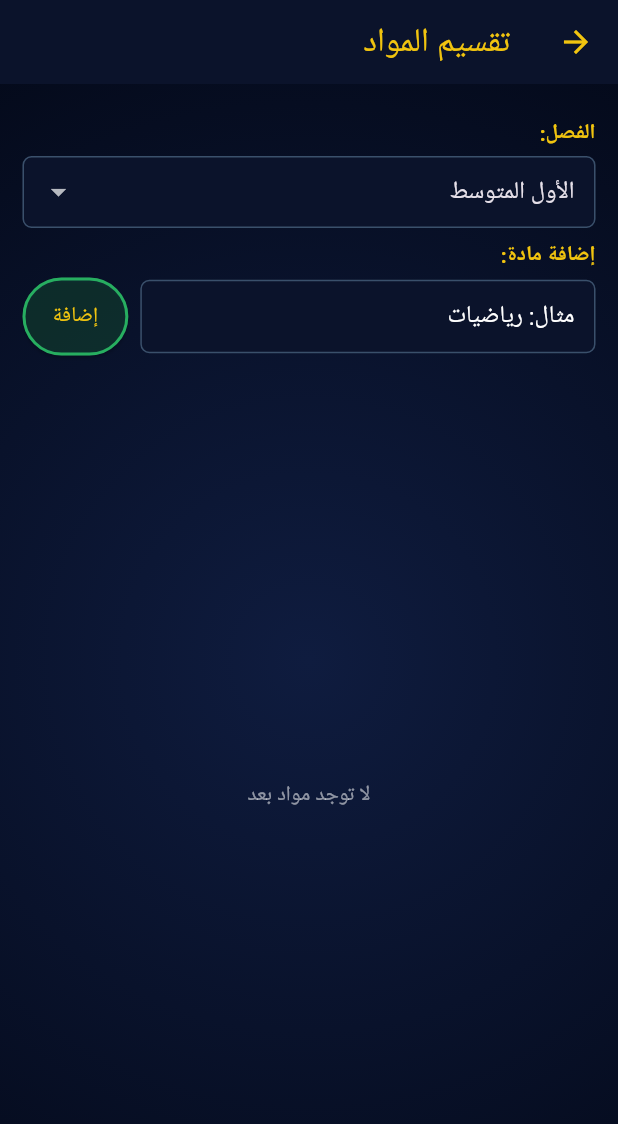
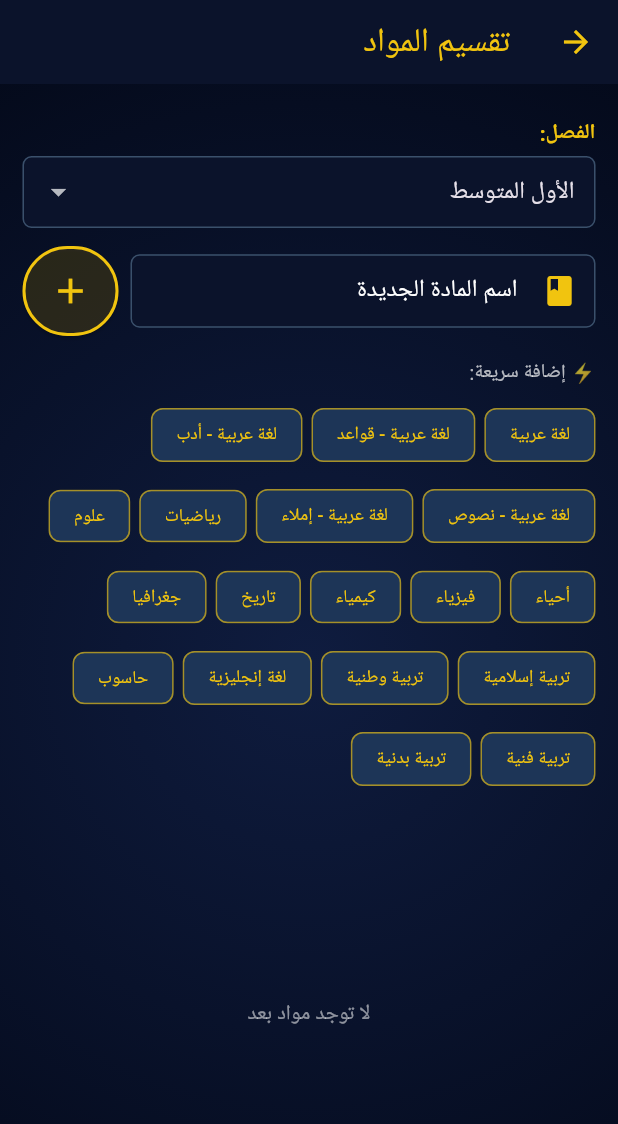
Before and after one commit to alfadniahapp-art/fadnia-school-app, a Flutter app: the SubjectsScreen screen opened directly, on a phone screen of 412 x 824 dp. Shown: the top 1124 px of the screen. Run offline on Flutter 3.47's test engine with Material 3 defaults, Android fonts, the light colour scheme and no system bars; our stand-ins replace file_picker, fl_chart, flutter_local_notifications, google_fonts, image_picker, pdf and 4 more; missing offline and left inert: excel; accounts and stored records are empty; Roboto replaces fonts that are missing (Changa).

Commit message:
Update subjects_screen.dart

```diff
--- a/lib/screens/subjects_screen.dart
+++ b/lib/screens/subjects_screen.dart
@@ -1,6 +1,7 @@
 import 'package:flutter/material.dart';
 import 'package:provider/provider.dart';
 import '../models/school_data.dart';
+import '../models/settings.dart';
 import '../theme/app_theme.dart';
 import '../widgets/common_widgets.dart';
 
@@ -14,18 +15,41 @@ class _SubjectsScreenState extends State<SubjectsScreen> {
   String? _cls;
   final _subjCtrl = TextEditingController();
 
+  static const _quickSubjects = [
+    'لغة عربية',
+    'لغة عربية - قواعد',
+    'لغة عربية - أدب',
+    'لغة عربية - نصوص',
+    'لغة عربية - إملاء',
+    'رياضيات',
+    'علوم',
+    'أحياء',
+    'فيزياء',
+    'كيمياء',
+    'تاريخ',
+    'جغرافيا',
+    'تربية إسلامية',
+    'تربية وطنية',
+    'لغة إنجليزية',
+    'حاسوب',
+    'تربية فنية',
+    'تربية بدنية',
+  ];
+
   @override
   Widget build(BuildContext context) {
     final data = context.watch<SchoolDataProvider>();
+    final settings = context.watch<SettingsProvider>();
     _cls ??= data.classes.first;
     final subjects = data.subjectsOf(_cls!);
 
     return Scaffold(
       appBar: AppBar(
-        backgroundColor: AppColors.darkNavy,
-        title: const Text("تقسيم المواد",
-            style: TextStyle(color: AppColors.gold, fontFamily: 'Changa')),
-        iconTheme: const IconThemeData(color: AppColors.gold),
+        backgroundColor: settings.backgroundColor,
+        title: Text("تقسيم المواد",
+            style: TextStyle(
+                color: settings.primaryColor, fontFamily: 'Changa')),
+        iconTheme: IconThemeData(color: settings.primaryColor),
       ),
       body: Container(
         decoration: AppTheme.backgroundDecoration,
@@ -44,36 +68,93 @@ class _SubjectsScreenState extends State<SubjectsScreen> {
                     .toList(),
                 onChanged: (v) => setState(() => _cls = v),
               ),
-              const CustomLabel("إضافة مادة:"),
+              const SizedBox(height: 12),
+
+              // ============ إضافة مادة ============
               Row(children: [
                 Expanded(
                   child: TextField(
                     controller: _subjCtrl,
-                    decoration:
-                        const InputDecoration(hintText: "مثال: رياضيات"),
+                    decoration: const InputDecoration(
+                      hintText: "اسم المادة الجديدة",
+                      prefixIcon: Icon(Icons.book, color: AppColors.gold),
+                    ),
+                    onSubmitted: (v) => _addSubject(data),
                   ),
                 ),
                 const SizedBox(width: 8),
                 ElevatedButton(
-                  onPressed: () {
-                    if (_subjCtrl.text.isNotEmpty) {
-                      data.addSubject(_cls!, _subjCtrl.text.trim());
-                      _subjCtrl.clear();
-                      FocusScope.of(context).unfocus();
-                    }
-                  },
+                  onPressed: () => _addSubject(data),
                   style: ElevatedButton.styleFrom(
-                    backgroundColor: AppColors.green.withOpacity(0.2),
-                    side: const BorderSide(color: AppColors.green, width: 2),
+                    backgroundColor:
+                        settings.primaryColor.withOpacity(0.15),
+                    side: BorderSide(
+                        color: settings.primaryColor, width: 2),
                     padding: const EdgeInsets.symmetric(
-                        horizontal: 20, vertical: 16),
+                        horizontal: 16, vertical: 16),
                   ),
-                  child: const Text("إضافة",
-                      style: TextStyle(
-                          color: AppColors.gold, fontFamily: 'Changa')),
+                  child: Icon(Icons.add,
+                      color: settings.primaryColor, size: 28),
                 ),
               ]),
+
               const SizedBox(height: 15),
+
+              // ============ المواد السريعة ============
+              if (subjects.isEmpty)
+                Align(
+                  alignment: Alignment.centerRight,
+                  child: Column(
+                    crossAxisAlignment: CrossAxisAlignment.start,
+                    children: [
+                      const Text("⚡ إضافة سريعة:",
+                          style: TextStyle(
+                              color: Colors.white70,
+                              fontFamily: 'Changa',
+                              fontSize: 13)),
+                      const SizedBox(height: 8),
+                      Wrap(
+                        spacing: 6,
+                        runSpacing: 6,
+                        children: _quickSubjects
+                            .map((s) => ActionChip(
+                                  label: Text(s,
+                                      style: TextStyle(
+                                          color: settings.primaryColor,
+                                          fontFamily: 'Changa',
+                                          fontSize: 12)),
+                                  backgroundColor: AppColors.navy,
+                                  side: BorderSide(
+                                      color: settings.primaryColor
+                                          .withOpacity(0.4)),
+                                  onPressed: () {
+                                    data.addSubject(_cls!, s);
+                                  },
+                                ))
+                            .toList(),
+                      ),
+                    ],
+                  ),
+                ),
+
+              const SizedBox(height: 15),
+
+              // ============ عدد المواد ============
+              if (subjects.isNotEmpty)
+                Align(
+                  alignment: Alignment.centerRight,
+                  child: Padding(
+                    padding: const EdgeInsets.only(bottom: 8),
+                    child: Text("📚 عدد المواد: ${subjects.length}",
+                        style: TextStyle(
+                            color: settings.primaryColor,
+                            fontFamily: 'Changa',
+                            fontSize: 13,
+                            fontWeight: FontWeight.bold)),
+                  ),
+                ),
+
+              // ============ قائمة المواد ============
               Expanded(
                 child: subjects.isEmpty
                     ? const Center(
@@ -84,29 +165,52 @@ class _SubjectsScreenState extends State<SubjectsScreen> {
                       )
                     : ListView.builder(
                         itemCount: subjects.length,
-                        itemBuilder: (_, i) => Card(
+                        itemBuilder: (_, i) {
+                          final s = subjects[i];
+                          final teachers =
+                              data.teachersForSubject(s);
+                          return Card(
                             color: AppColors.darkNavy,
                             margin: const EdgeInsets.only(bottom: 8),
                             shape: RoundedRectangleBorder(
                               borderRadius: BorderRadius.circular(10),
-                            side:
-                                const BorderSide(color: AppColors.border),
+                              side: const BorderSide(
+                                  color: AppColors.border),
                             ),
                             child: ListTile(
-                            leading: const Icon(Icons.book,
-                                color: AppColors.gold),
-                            title: Text(subjects[i],
+                              leading: CircleAvatar(
+                                backgroundColor: AppColors.navy,
+                                child: Icon(Icons.book,
+                                    color: settings.primaryColor,
+                                    size: 20),
+                              ),
+                              title: Text(s,
                                   style: const TextStyle(
                                       color: Colors.white,
-                                    fontFamily: 'Changa')),
+                                      fontFamily: 'Changa',
+                                      fontWeight: FontWeight.bold)),
+                              subtitle: teachers.isEmpty
+                                  ? const Text(
+                                      "⚠️ لا يوجد معلم لهذه المادة",
+                                      style: TextStyle(
+                                          color: Colors.orange,
+                                          fontFamily: 'Changa',
+                                          fontSize: 11))
+                                  : Text(
+                                      "👨‍🏫 ${teachers.map((t) => t.name).join(' • ')}",
+                                      style: const TextStyle(
+                                          color: Colors.white54,
+                                          fontFamily: 'Changa',
+                                          fontSize: 11)),
                               trailing: IconButton(
                                 icon: const Icon(Icons.delete,
                                     color: Colors.redAccent),
                                 onPressed: () =>
-                                  data.removeSubject(_cls!, subjects[i]),
+                                    _confirmDelete(context, data, s),
                               ),
                             ),
-                        ),
+                          );
+                        },
                       ),
               ),
             ],
@@ -115,4 +219,42 @@ class _SubjectsScreenState extends State<SubjectsScreen> {
       ),
     );
   }
+
+  void _addSubject(SchoolDataProvider data) {
+    final v = _subjCtrl.text.trim();
+    if (v.isEmpty) return;
+    data.addSubject(_cls!, v);
+    _subjCtrl.clear();
+    FocusScope.of(context).unfocus();
   }
+
+  void _confirmDelete(
+      BuildContext context, SchoolDataProvider data, String subject) {
+    showDialog(
+      context: context,
+      builder: (_) => AlertDialog(
+        backgroundColor: AppColors.darkNavy,
+        title: const Text("تأكيد الحذف",
+            style: TextStyle(
+                color: Colors.redAccent, fontFamily: 'Changa')),
+        content: Text("حذف المادة: $subject؟",
+            style: const TextStyle(
+                color: Colors.white, fontFamily: 'Changa')),
+        actions: [
+          TextButton(
+            onPressed: () => Navigator.pop(context),
+            child: const Text("إلغاء"),
+          ),
+          TextButton(
+            onPressed: () {
+              data.removeSubject(_cls!, subject);
+              Navigator.pop(context);
+            },
+            child: const Text("حذف",
+                style: TextStyle(color: Colors.redAccent)),
+          ),
+        ],
+      ),
+    );
+  }
+}
```
Lines whose indentation alone changed are shown as unchanged.
